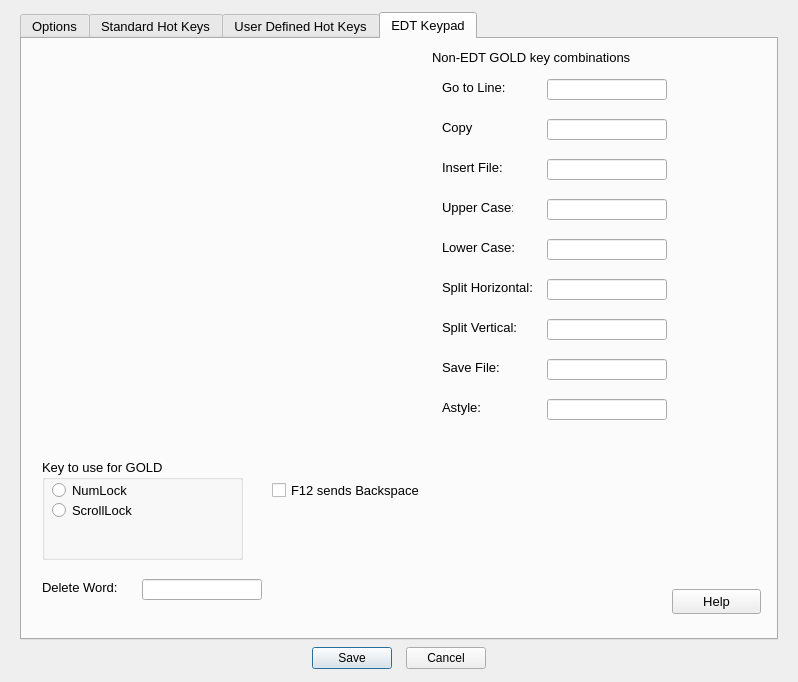
Above: forms/dialog_options.ui from RolandHughes/diamond before the change. Below: the same form after it.
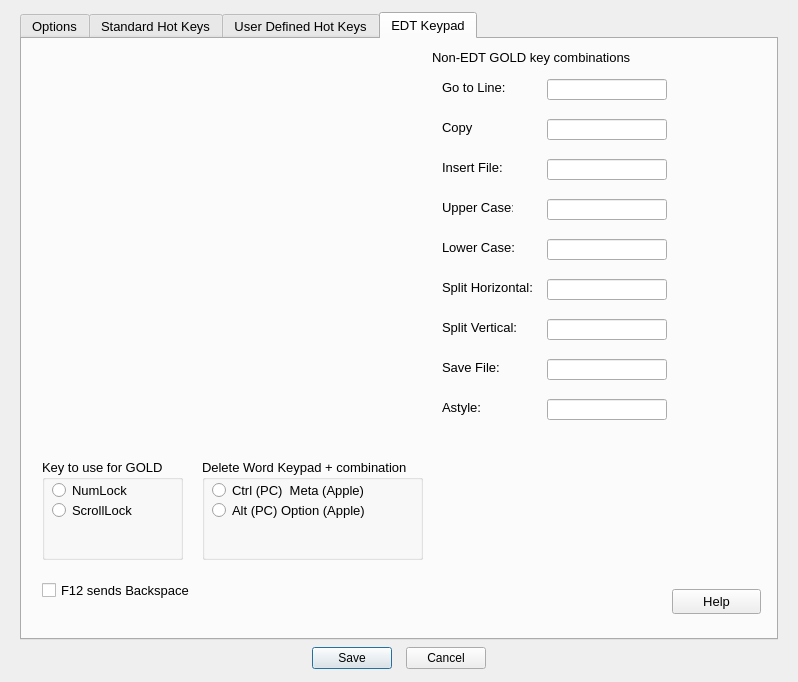
That is the form after the change. Custom widgets are drawn as their Qt base class.

```diff
--- a/forms/dialog_options.ui
+++ b/forms/dialog_options.ui
@@ -2391,7 +2391,7 @@
         <rect>
          <x>20</x>
          <y>420</y>
-         <width>201</width>
+         <width>141</width>
          <height>101</height>
         </rect>
        </property>
@@ -2469,55 +2469,11 @@
         <bool>true</bool>
        </property>
       </widget>
-      <widget class="QLabel" name="label_55">
-       <property name="geometry">
-        <rect>
-         <x>20</x>
-         <y>540</y>
-         <width>90</width>
-         <height>17</height>
-        </rect>
-       </property>
-       <property name="text">
-        <string>Delete Word: </string>
-       </property>
-      </widget>
-      <widget class="KeyLineEdit" name="key_EDT_Word">
-       <property name="enabled">
-        <bool>true</bool>
-       </property>
-       <property name="geometry">
-        <rect>
-         <x>120</x>
-         <y>540</y>
-         <width>120</width>
-         <height>21</height>
-        </rect>
-       </property>
-       <property name="minimumSize">
-        <size>
-         <width>120</width>
-         <height>0</height>
-        </size>
-       </property>
-       <property name="toolTip">
-        <string>Jump to a specific line number</string>
-       </property>
-       <property name="whatsThis">
-        <string>Jump to a specific line number</string>
-       </property>
-       <property name="accessibleDescription">
-        <string>Jump to specific line number</string>
-       </property>
-       <property name="readOnly">
-        <bool>true</bool>
-       </property>
-      </widget>
       <widget class="QCheckBox" name="f12AsBackspace_CKB">
        <property name="geometry">
         <rect>
-         <x>250</x>
-         <y>440</y>
+         <x>20</x>
+         <y>540</y>
          <width>161</width>
          <height>23</height>
         </rect>
@@ -2526,6 +2482,45 @@
         <string>F12 sends Backspace</string>
        </property>
       </widget>
+      <widget class="QGroupBox" name="groupBox_2">
+       <property name="geometry">
+        <rect>
+         <x>180</x>
+         <y>420</y>
+         <width>221</width>
+         <height>101</height>
+        </rect>
+       </property>
+       <property name="title">
+        <string>Delete Word Keypad + combination</string>
+       </property>
+       <widget class="QRadioButton" name="edtWordCtrlMeta_RB">
+        <property name="geometry">
+         <rect>
+          <x>10</x>
+          <y>20</y>
+          <width>171</width>
+          <height>23</height>
+         </rect>
+        </property>
+        <property name="text">
+         <string>Ctrl (PC)  Meta (Apple)</string>
+        </property>
+       </widget>
+       <widget class="QRadioButton" name="edtWordAltOption_RB">
+        <property name="geometry">
+         <rect>
+          <x>10</x>
+          <y>40</y>
+          <width>171</width>
+          <height>23</height>
+         </rect>
+        </property>
+        <property name="text">
+         <string>Alt (PC) Option (Apple)</string>
+        </property>
+       </widget>
+      </widget>
      </widget>
     </widget>
    </item>
```
